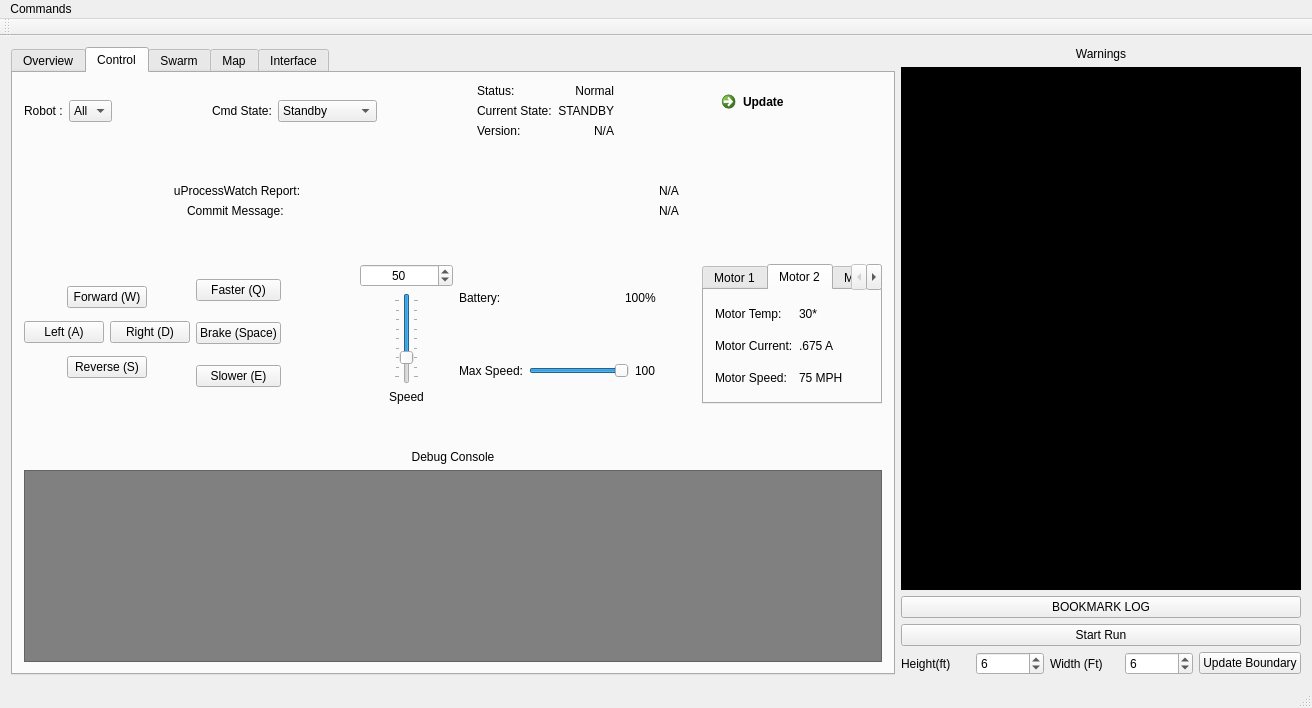
The window that modules/ControlGUI/mainwindow.ui (YCP-Swarm-Robotics-Capstone-2020-2021/SRCSim) describes before a commit, drawn with Qt 5.
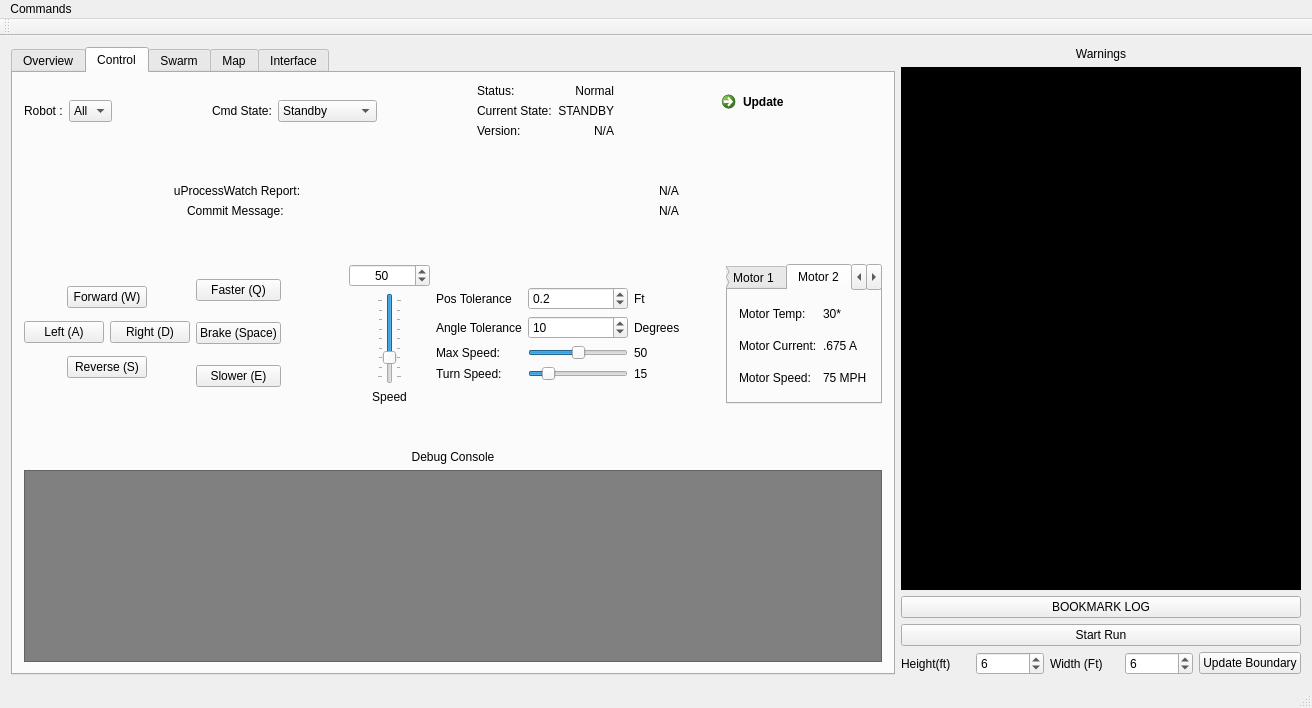
The same window after the commit.

Commit message: Made Max_Speed, Turn_Speed, AngleTolerance and PoseTolerance configurable from the UI.

```diff
--- a/modules/ControlGUI/mainwindow.ui
+++ b/modules/ControlGUI/mainwindow.ui
@@ -576,46 +576,29 @@
           <item>
            <layout class="QVBoxLayout" name="verticalLayout_2">
             <item>
-             <layout class="QHBoxLayout" name="horizontalLayout_3">
-              <item>
+             <layout class="QGridLayout" name="gridLayout_10">
+              <item row="2" column="3">
+               <widget class="QLabel" name="maxSpeedPercentage">
+                <property name="text">
+                 <string>50</string>
+                </property>
+               </widget>
+              </item>
+              <item row="0" column="0">
                <widget class="QLabel" name="label_3">
                 <property name="text">
-                 <string>Battery:</string>
+                 <string>Pos Tolerance</string>
                 </property>
                </widget>
               </item>
-              <item>
-               <spacer name="horizontalSpacer_5">
-                <property name="orientation">
-                 <enum>Qt::Horizontal</enum>
-                </property>
-                <property name="sizeHint" stdset="0">
-                 <size>
-                  <width>40</width>
-                  <height>20</height>
-                 </size>
-                </property>
-               </spacer>
-              </item>
-              <item>
-               <widget class="QLabel" name="batteryPercentage">
-                <property name="text">
-                 <string>100%</string>
-                </property>
-               </widget>
-              </item>
-             </layout>
-            </item>
-            <item>
-             <layout class="QHBoxLayout" name="maxSpeedSlider_2">
-              <item>
+              <item row="2" column="0">
                <widget class="QLabel" name="label_4">
                 <property name="text">
                  <string>Max Speed:</string>
                 </property>
                </widget>
               </item>
-              <item>
+              <item row="2" column="1">
                <widget class="QSlider" name="maxSpeedSlider">
                 <property name="minimumSize">
                  <size>
@@ -627,17 +610,81 @@
                  <number>100</number>
                 </property>
                 <property name="value">
+                 <number>50</number>
+                </property>
+                <property name="orientation">
+                 <enum>Qt::Horizontal</enum>
+                </property>
+               </widget>
+              </item>
+              <item row="3" column="1">
+               <widget class="QSlider" name="turnSpeedSlider">
+                <property name="maximum">
                  <number>100</number>
                 </property>
+                <property name="value">
+                 <number>15</number>
+                </property>
                 <property name="orientation">
                  <enum>Qt::Horizontal</enum>
                 </property>
                </widget>
               </item>
-              <item>
-               <widget class="QLabel" name="maxSpeedPercentage">
+              <item row="3" column="0">
+               <widget class="QLabel" name="label_29">
                 <property name="text">
-                 <string>100</string>
+                 <string>Turn Speed:</string>
+                </property>
+               </widget>
+              </item>
+              <item row="1" column="0">
+               <widget class="QLabel" name="label_30">
+                <property name="text">
+                 <string>Angle Tolerance</string>
+                </property>
+               </widget>
+              </item>
+              <item row="0" column="3">
+               <widget class="QLabel" name="label_34">
+                <property name="text">
+                 <string>Ft</string>
+                </property>
+               </widget>
+              </item>
+              <item row="1" column="3">
+               <widget class="QLabel" name="label_35">
+                <property name="text">
+                 <string>Degrees</string>
+                </property>
+               </widget>
+              </item>
+              <item row="0" column="1">
+               <widget class="QDoubleSpinBox" name="posToleranceSpinner">
+                <property name="decimals">
+                 <number>1</number>
+                </property>
+                <property name="singleStep">
+                 <double>0.100000000000000</double>
+                </property>
+                <property name="value">
+                 <double>0.200000000000000</double>
+                </property>
+               </widget>
+              </item>
+              <item row="1" column="1">
+               <widget class="QSpinBox" name="angleToleranceSpinner">
+                <property name="maximum">
+                 <number>180</number>
+                </property>
+                <property name="value">
+                 <number>10</number>
+                </property>
+               </widget>
+              </item>
+              <item row="3" column="3">
+               <widget class="QLabel" name="label_28">
+                <property name="text">
+                 <string>15</string>
                 </property>
                </widget>
               </item>
```
Left out of the diff: 72 changed lines with no effect on the pictures. The commit also changes 8 other files.
